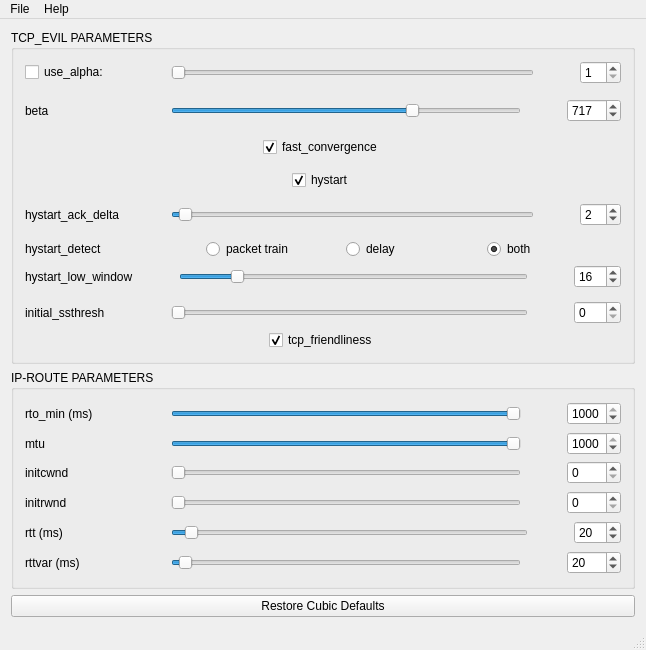
Before: the Qt Designer form gui/SlidersOfEvil/mainwindow.ui in Gasparila/TCPTuner, drawn with Qt 5.
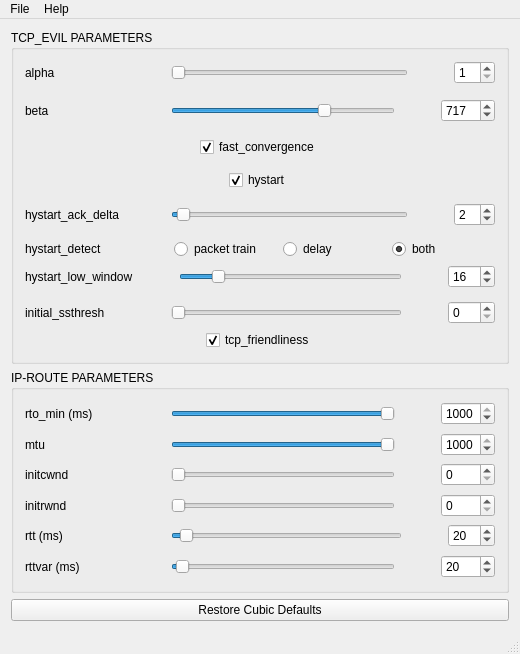
After: the same form once the commit is applied.

```diff
--- a/gui/SlidersOfEvil/mainwindow.ui
+++ b/gui/SlidersOfEvil/mainwindow.ui
@@ -6,8 +6,8 @@
    <rect>
     <x>0</x>
     <y>0</y>
-    <width>646</width>
-    <height>650</height>
+    <width>520</width>
+    <height>654</height>
    </rect>
   </property>
   <property name="sizePolicy">
@@ -49,7 +49,7 @@
        <item>
         <layout class="QHBoxLayout" name="layout_alpha">
          <item>
-          <widget class="QCheckBox" name="chk_use_alpha">
+          <widget class="QLabel" name="label_alpha">
            <property name="minimumSize">
             <size>
              <width>100</width>
@@ -57,10 +57,7 @@
             </size>
            </property>
            <property name="text">
-            <string>use_alpha:</string>
-           </property>
-           <property name="checked">
-            <bool>false</bool>
+            <string>alpha</string>
            </property>
           </widget>
          </item>
@@ -1444,7 +1441,7 @@
     <rect>
      <x>0</x>
      <y>0</y>
-     <width>646</width>
+     <width>520</width>
      <height>21</height>
     </rect>
    </property>
```
Left out of the diff: 64 changed lines with no effect on the pictures.
